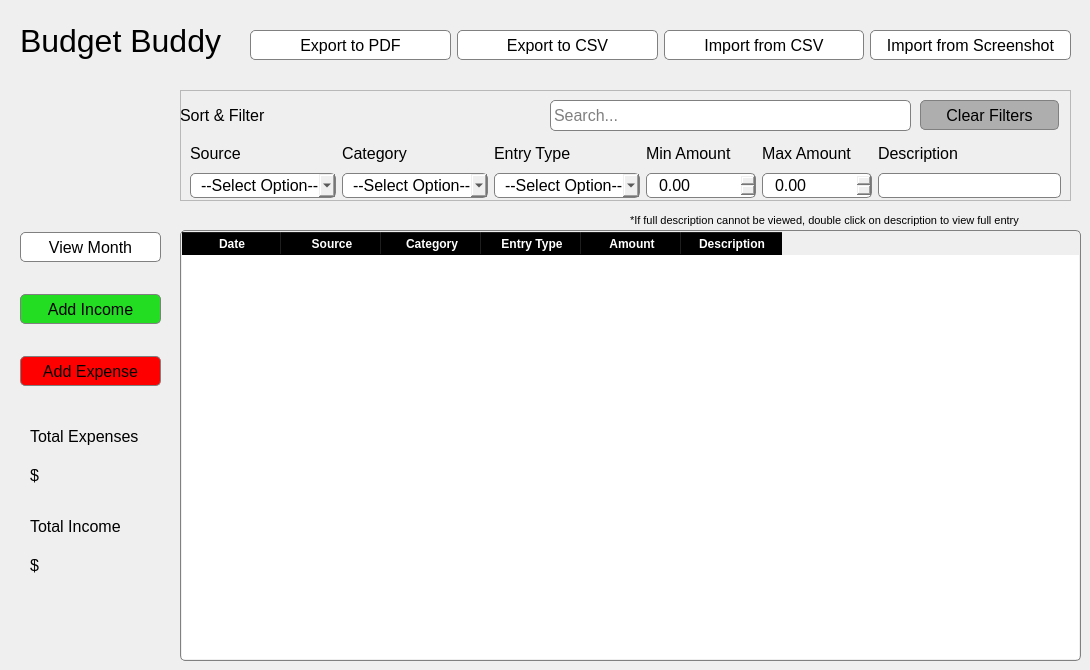
Qt form views/welcomescreen.ui (j-bloom/BudgetBuddy) before a commit.
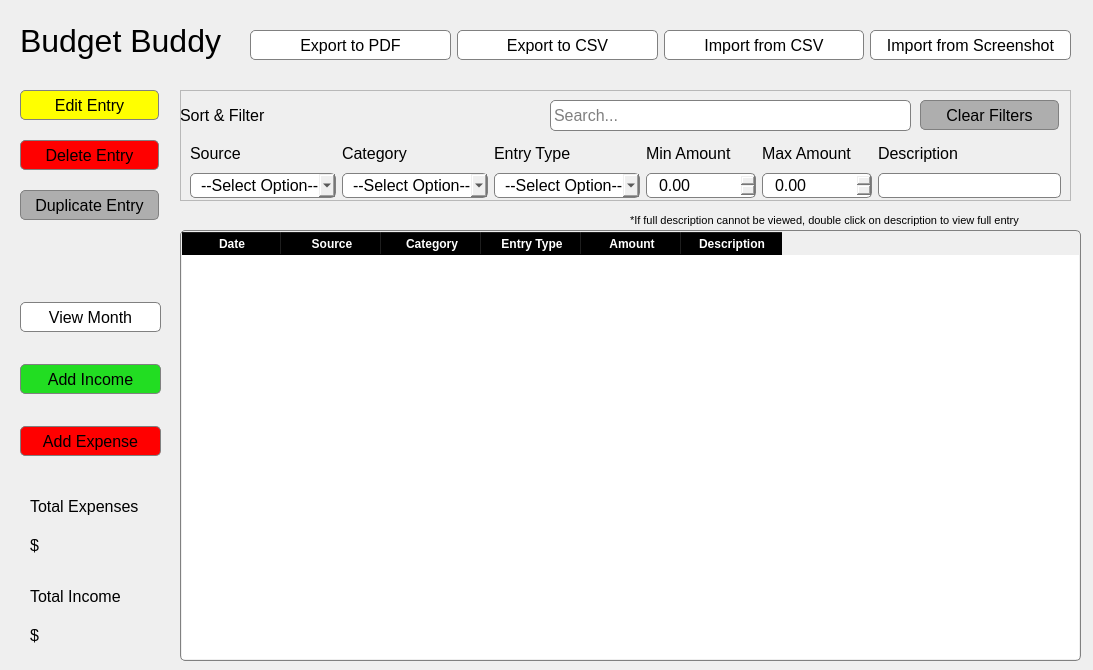
The same form after that commit.

Commit message: update main screen with delete/edit and duplicate options

```diff
--- a/views/welcomescreen.ui
+++ b/views/welcomescreen.ui
@@ -6,7 +6,7 @@
    <rect>
     <x>0</x>
     <y>0</y>
-    <width>1090</width>
+    <width>1093</width>
     <height>670</height>
    </rect>
   </property>
@@ -181,7 +181,7 @@
    <property name="geometry">
     <rect>
      <x>20</x>
-     <y>220</y>
+     <y>290</y>
      <width>141</width>
      <height>181</height>
     </rect>
@@ -698,7 +698,7 @@
    <property name="geometry">
     <rect>
      <x>30</x>
-     <y>510</y>
+     <y>580</y>
      <width>121</width>
      <height>71</height>
     </rect>
@@ -734,7 +734,7 @@
    <property name="geometry">
     <rect>
      <x>30</x>
-     <y>420</y>
+     <y>490</y>
      <width>121</width>
      <height>71</height>
     </rect>
@@ -881,6 +881,87 @@
     <string>*If full description cannot be viewed, double click on description to view full entry</string>
    </property>
   </widget>
+  <widget class="QPushButton" name="editEntryBtn">
+   <property name="geometry">
+    <rect>
+     <x>20</x>
+     <y>90</y>
+     <width>139</width>
+     <height>30</height>
+    </rect>
+   </property>
+   <property name="minimumSize">
+    <size>
+     <width>0</width>
+     <height>30</height>
+    </size>
+   </property>
+   <property name="font">
+    <font>
+     <pointsize>12</pointsize>
+    </font>
+   </property>
+   <property name="styleSheet">
+    <string notr="true">background-color: yellow;</string>
+   </property>
+   <property name="text">
+    <string>Edit Entry</string>
+   </property>
+  </widget>
+  <widget class="QPushButton" name="deleteEntryBtn">
+   <property name="geometry">
+    <rect>
+     <x>20</x>
+     <y>140</y>
+     <width>139</width>
+     <height>30</height>
+    </rect>
+   </property>
+   <property name="minimumSize">
+    <size>
+     <width>0</width>
+     <height>30</height>
+    </size>
+   </property>
+   <property name="font">
+    <font>
+     <pointsize>12</pointsize>
+    </font>
+   </property>
+   <property name="styleSheet">
+    <string notr="true">background-color: red;</string>
+   </property>
+   <property name="text">
+    <string>Delete Entry</string>
+   </property>
+  </widget>
+  <widget class="QPushButton" name="duplicateEntryBtn">
+   <property name="geometry">
+    <rect>
+     <x>20</x>
+     <y>190</y>
+     <width>139</width>
+     <height>30</height>
+    </rect>
+   </property>
+   <property name="minimumSize">
+    <size>
+     <width>0</width>
+     <height>30</height>
+    </size>
+   </property>
+   <property name="font">
+    <font>
+     <pointsize>12</pointsize>
+    </font>
+   </property>
+   <property name="styleSheet">
+    <string notr="true">background-color:#AEAEAE</string>
+   </property>
+   <property name="text">
+    <string>Duplicate Entry</string>
+   </property>
+  </widget>
  </widget>
  <resources/>
  <connections/>
```
